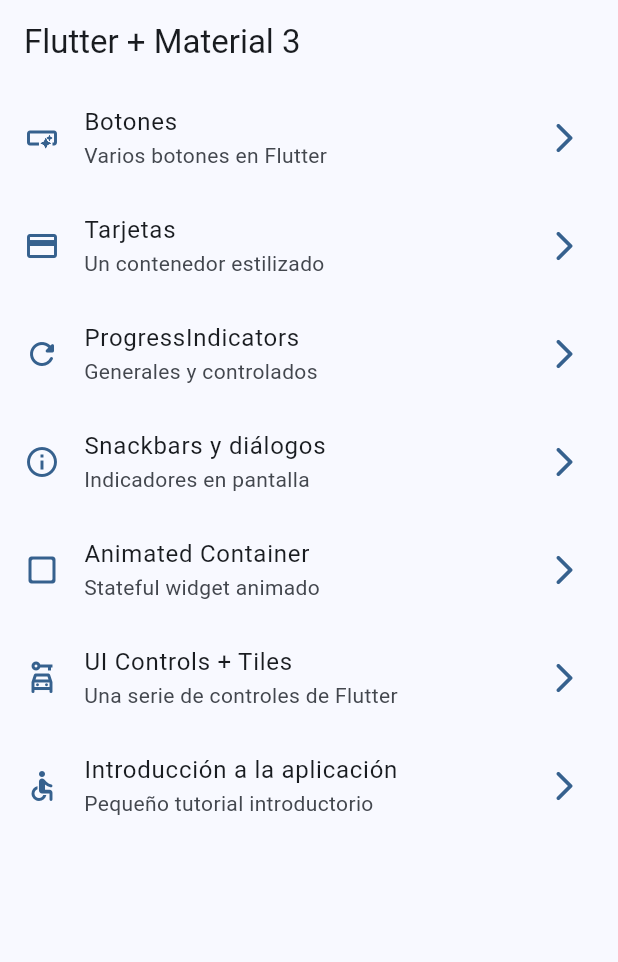
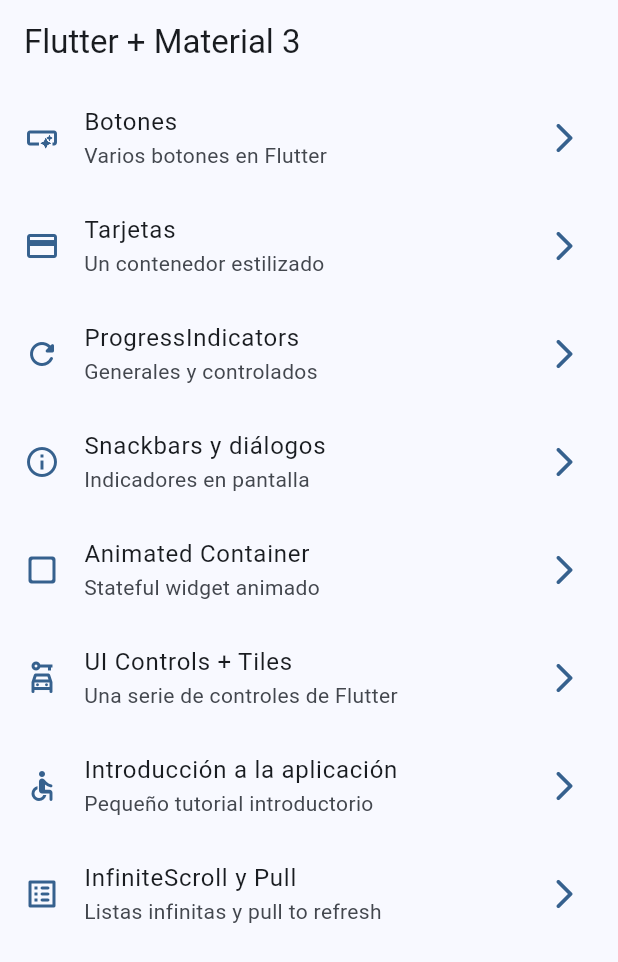
Before and after one commit to rmoreno-software/cursos, a Flutter app: the screen it shows after launch, on a phone screen of 412 x 824 dp. Shown: the top 962 px of the screen. Run offline on Flutter 3.47's test engine with Material 3 defaults, Android fonts, the light colour scheme and no system bars; our stand-ins replace animate_do, dio, go_router, video_player.

Commit message:
S10 - Infinite Scroll

```diff
--- a/Flutter/widgets_app/lib/config/menu/menu_items.dart
+++ b/Flutter/widgets_app/lib/config/menu/menu_items.dart
@@ -59,5 +59,11 @@
     subTitle: 'Pequeño tutorial introductorio',
     link: '/tutorial',
     icon: Icons.accessible_rounded
+  ),
+  MenuItem(
+    title: 'InfiniteScroll y Pull',
+    subTitle: 'Listas infinitas y pull to refresh',
+    link: '/infinite',
+    icon: Icons.list_alt_rounded
   )
 ];
--- a/Flutter/widgets_app/lib/config/router/app_router.dart
+++ b/Flutter/widgets_app/lib/config/router/app_router.dart
@@ -43,6 +43,11 @@
       name: AppTutorialScreen.name,
       path: '/tutorial',
       builder: (context, state) => AppTutorialScreen(),
+    ),
+    GoRoute(
+      name: InfiniteScrollScreen.name,
+      path: '/infinite',
+      builder: (context, state) => InfiniteScrollScreen(),
     )
   ]
 );
```
Also changed, not shown: Flutter/widgets_app/lib/presentation/screens/ininite_scroll/infinite_scroll_screen.dart (+35 -2 lines).
